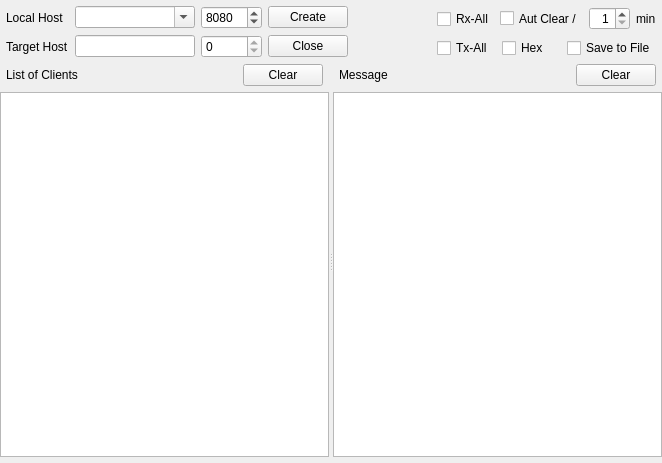
Old version of the form ls_pagetcpsrv.ui in the repository long568/LoSocket.
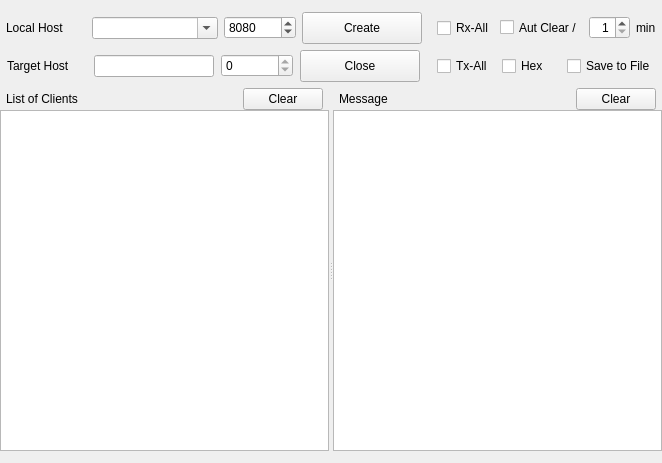
New version of the form.

Patch:
```diff
--- a/ls_pagetcpsrv.ui
+++ b/ls_pagetcpsrv.ui
@@ -14,17 +14,20 @@
    <string>Form</string>
   </property>
   <layout class="QVBoxLayout" name="verticalLayout_6" stretch="0,1">
+   <property name="spacing">
+    <number>6</number>
+   </property>
    <property name="leftMargin">
     <number>0</number>
    </property>
    <property name="topMargin">
-    <number>6</number>
+    <number>12</number>
    </property>
    <property name="rightMargin">
     <number>0</number>
    </property>
    <property name="bottomMargin">
-    <number>6</number>
+    <number>12</number>
    </property>
    <item>
     <layout class="QHBoxLayout" name="horizontalLayout_5" stretch="0,1,0">
@@ -35,40 +38,39 @@
       <number>6</number>
      </property>
      <item>
-      <layout class="QVBoxLayout" name="verticalLayout">
+      <layout class="QVBoxLayout" name="verticalLayout" stretch="1,1">
        <item>
-        <layout class="QHBoxLayout" name="horizontalLayout" stretch="0,1,0,0,0">
+        <layout class="QHBoxLayout" name="horizontalLayout" stretch="0,0,0,0">
          <item>
           <widget class="QLabel" name="labelLocal">
+           <property name="minimumSize">
+            <size>
+             <width>80</width>
+             <height>0</height>
+            </size>
+           </property>
+           <property name="maximumSize">
+            <size>
+             <width>80</width>
+             <height>16777215</height>
+            </size>
+           </property>
            <property name="text">
             <string>Local Host</string>
            </property>
           </widget>
          </item>
-         <item>
-          <spacer name="horizontalSpacer_3">
-           <property name="orientation">
-            <enum>Qt::Horizontal</enum>
-           </property>
-           <property name="sizeHint" stdset="0">
-            <size>
-             <width>0</width>
-             <height>20</height>
-            </size>
-           </property>
-          </spacer>
-         </item>
          <item>
           <widget class="QComboBox" name="IPLocal">
            <property name="minimumSize">
             <size>
-             <width>120</width>
+             <width>126</width>
              <height>0</height>
             </size>
            </property>
            <property name="maximumSize">
             <size>
-             <width>120</width>
+             <width>126</width>
              <height>16777215</height>
             </size>
            </property>
@@ -79,6 +81,18 @@
          </item>
          <item>
           <widget class="QSpinBox" name="PortLocal">
+           <property name="minimumSize">
+            <size>
+             <width>72</width>
+             <height>0</height>
+            </size>
+           </property>
+           <property name="maximumSize">
+            <size>
+             <width>72</width>
+             <height>16777215</height>
+            </size>
+           </property>
            <property name="maximum">
             <number>65535</number>
            </property>
@@ -89,6 +103,18 @@
          </item>
          <item>
           <widget class="QPushButton" name="bnCreate">
+           <property name="minimumSize">
+            <size>
+             <width>120</width>
+             <height>32</height>
+            </size>
+           </property>
+           <property name="maximumSize">
+            <size>
+             <width>120</width>
+             <height>16777215</height>
+            </size>
+           </property>
            <property name="text">
             <string>Create</string>
            </property>
@@ -97,27 +123,26 @@
         </layout>
        </item>
        <item>
-        <layout class="QHBoxLayout" name="horizontalLayout_2" stretch="0,1,0,0,0">
+        <layout class="QHBoxLayout" name="horizontalLayout_2" stretch="0,0,0,0">
          <item>
           <widget class="QLabel" name="labelTarget">
+           <property name="minimumSize">
+            <size>
+             <width>80</width>
+             <height>0</height>
+            </size>
+           </property>
+           <property name="maximumSize">
+            <size>
+             <width>80</width>
+             <height>16777215</height>
+            </size>
+           </property>
            <property name="text">
             <string>Target Host</string>
            </property>
           </widget>
          </item>
-         <item>
-          <spacer name="horizontalSpacer_4">
-           <property name="orientation">
-            <enum>Qt::Horizontal</enum>
-           </property>
-           <property name="sizeHint" stdset="0">
-            <size>
-             <width>0</width>
-             <height>23</height>
-            </size>
-           </property>
-          </spacer>
-         </item>
          <item>
           <widget class="QLineEdit" name="IPTarget">
            <property name="minimumSize">
@@ -139,6 +164,18 @@
          </item>
          <item>
           <widget class="QSpinBox" name="PortTarget">
+           <property name="minimumSize">
+            <size>
+             <width>72</width>
+             <height>0</height>
+            </size>
+           </property>
+           <property name="maximumSize">
+            <size>
+             <width>72</width>
+             <height>16777215</height>
+            </size>
+           </property>
            <property name="readOnly">
             <bool>true</bool>
            </property>
@@ -149,6 +186,18 @@
          </item>
          <item>
           <widget class="QPushButton" name="bnClose">
+           <property name="minimumSize">
+            <size>
+             <width>120</width>
+             <height>32</height>
+            </size>
+           </property>
+           <property name="maximumSize">
+            <size>
+             <width>120</width>
+             <height>16777215</height>
+            </size>
+           </property>
            <property name="text">
             <string>Close</string>
            </property>
@@ -165,18 +214,30 @@
        </property>
        <property name="sizeHint" stdset="0">
         <size>
-         <width>40</width>
+         <width>0</width>
          <height>20</height>
         </size>
        </property>
       </spacer>
      </item>
      <item>
-      <layout class="QVBoxLayout" name="verticalLayout_2">
+      <layout class="QVBoxLayout" name="verticalLayout_2" stretch="1,1">
        <item>
         <layout class="QHBoxLayout" name="horizontalLayout_3">
          <item>
           <widget class="QCheckBox" name="cbRxAll">
+           <property name="minimumSize">
+            <size>
+             <width>0</width>
+             <height>32</height>
+            </size>
+           </property>
+           <property name="maximumSize">
+            <size>
+             <width>16777215</width>
+             <height>32</height>
+            </size>
+           </property>
            <property name="text">
             <string>Rx-All</string>
            </property>
@@ -218,6 +279,18 @@
         <layout class="QHBoxLayout" name="horizontalLayout_4">
          <item>
           <widget class="QCheckBox" name="cbTxAll">
+           <property name="minimumSize">
+            <size>
+             <width>0</width>
+             <height>32</height>
+            </size>
+           </property>
+           <property name="maximumSize">
+            <size>
+             <width>16777215</width>
+             <height>32</height>
+            </size>
+           </property>
            <property name="text">
             <string>Tx-All</string>
            </property>
@@ -248,8 +321,11 @@
      <property name="orientation">
       <enum>Qt::Horizontal</enum>
      </property>
-     <widget class="QWidget" name="">
+     <widget class="QWidget" name="layoutWidget">
       <layout class="QVBoxLayout" name="verticalLayout_3">
+       <property name="spacing">
+        <number>0</number>
+       </property>
        <item>
         <layout class="QHBoxLayout" name="horizontalLayout_6" stretch="0,1,0">
          <property name="leftMargin">
@@ -296,8 +372,11 @@
        </item>
       </layout>
      </widget>
-     <widget class="QWidget" name="">
+     <widget class="QWidget" name="layoutWidget">
       <layout class="QVBoxLayout" name="verticalLayout_4">
+       <property name="spacing">
+        <number>0</number>
+       </property>
        <item>
         <layout class="QHBoxLayout" name="horizontalLayout_7" stretch="0,1,0">
          <property name="leftMargin">
@@ -344,8 +423,8 @@
           <string>&lt;!DOCTYPE HTML PUBLIC &quot;-//W3C//DTD HTML 4.0//EN&quot; &quot;http://www.w3.org/TR/REC-html40/strict.dtd&quot;&gt;
 &lt;html&gt;&lt;head&gt;&lt;meta name=&quot;qrichtext&quot; content=&quot;1&quot; /&gt;&lt;style type=&quot;text/css&quot;&gt;
 p, li { white-space: pre-wrap; }
-&lt;/style&gt;&lt;/head&gt;&lt;body style=&quot; font-family:'SimSun'; font-size:9pt; font-weight:400; font-style:normal;&quot;&gt;
-&lt;p style=&quot;-qt-paragraph-type:empty; margin-top:0px; margin-bottom:0px; margin-left:0px; margin-right:0px; -qt-block-indent:0; text-indent:0px;&quot;&gt;&lt;br /&gt;&lt;/p&gt;&lt;/body&gt;&lt;/html&gt;</string>
+&lt;/style&gt;&lt;/head&gt;&lt;body style=&quot; font-family:'.SF NS Text'; font-size:13pt; font-weight:400; font-style:normal;&quot;&gt;
+&lt;p style=&quot;-qt-paragraph-type:empty; margin-top:0px; margin-bottom:0px; margin-left:0px; margin-right:0px; -qt-block-indent:0; text-indent:0px; font-family:'SimSun'; font-size:9pt;&quot;&gt;&lt;br /&gt;&lt;/p&gt;&lt;/body&gt;&lt;/html&gt;</string>
          </property>
         </widget>
        </item>
```
